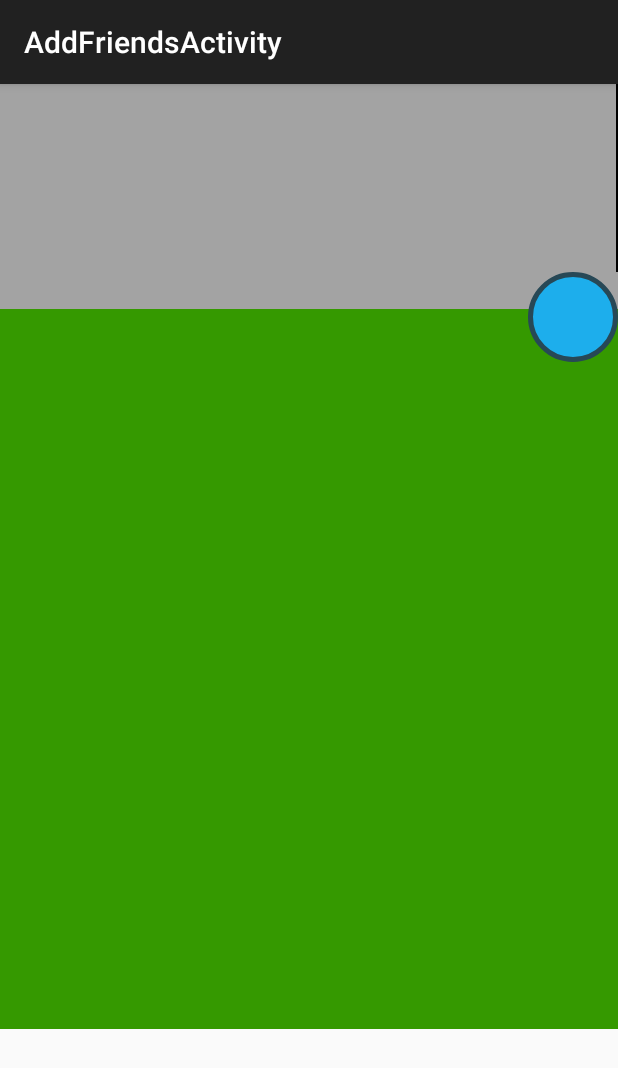
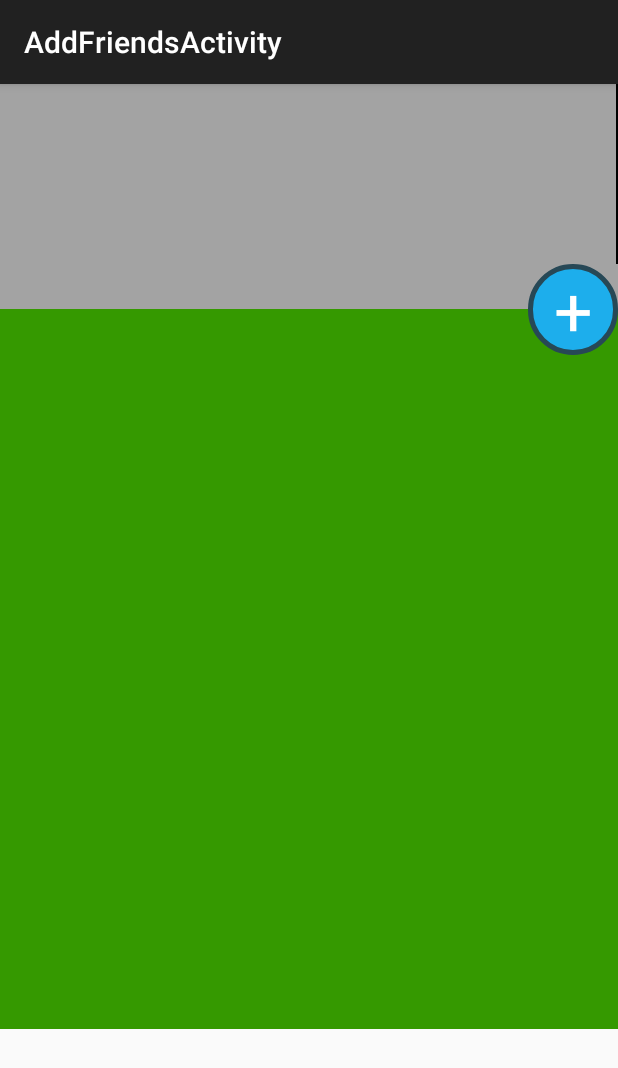
Before and after one commit to vikkyconer/Hisab, an Android app: the AddFriendsFragment screen opened directly, with no data from a screen before it, on a phone screen of 412 x 824 dp. Shown: the top 1068 px of the screen. Run offline under Robolectric (Android 15) with nearby library versions, the phone set to English and light mode, and no system bars; libraries missing offline, so code that uses them is left out: rx.subjects; 1 statement that could not run was skipped.

Commit message:
changed little UI

```diff
--- a/app/src/main/res/drawable-xhdpi/textview_design.xml
+++ b/app/src/main/res/drawable-xhdpi/textview_design.xml
@@ -2,14 +2,14 @@
 <shape xmlns:android="http://schemas.android.com/apk/res/android">
 
     <stroke
-        android:width="3dip"
+        android:width="3dp"
         android:color="@color/darkBlue2" />
 
     <corners
-        android:bottomLeftRadius="30dp"
-        android:bottomRightRadius="30dp"
-        android:topLeftRadius="30dp"
-        android:topRightRadius="30dp" />
+        android:bottomLeftRadius="40dp"
+        android:bottomRightRadius="40dp"
+        android:topLeftRadius="40dp"
+        android:topRightRadius="40dp" />
 
     <size
         android:width="60dp"
--- a/app/src/main/res/layout/activity_main_screen.xml
+++ b/app/src/main/res/layout/activity_main_screen.xml
@@ -23,7 +23,7 @@
             android:layout_width="wrap_content"
             android:layout_height="wrap_content"
             android:layout_centerInParent="true"
-            android:text="+ ADD TRIP"
+            android:text="ADD TRIP"
             android:textColor="@color/white"
             android:textSize="50sp"
             android:typeface="serif" />
--- a/app/src/main/res/layout/add_friends_fragment.xml
+++ b/app/src/main/res/layout/add_friends_fragment.xml
@@ -29,7 +29,7 @@
     <View
         android:id="@+id/below_this"
         android:layout_width="1dp"
-        android:layout_height="125dp"
+        android:layout_height="120dp"
         android:layout_alignParentRight="true"
         android:background="@color/black" />
 
@@ -39,14 +39,25 @@
         android:layout_height="wrap_content"
         android:layout_alignParentRight="true"
         android:layout_below="@id/below_this"
-        android:background="@drawable/textview_design" />
+        android:background="@drawable/textview_design"
+        android:gravity="center"
+        android:text="+"
+        android:textColor="@color/white"
+        android:textSize="45dp" />
+
+    <View
+        android:id="@+id/expenses_below_this"
+        android:layout_width="1dp"
+        android:layout_height="90dp"
+        android:layout_alignParentRight="true"
+        android:background="@color/black" />
 
     <Button
         android:id="@+id/enter_expenses"
         android:layout_width="wrap_content"
         android:layout_height="wrap_content"
-        android:layout_alignParentBottom="true"
-        android:layout_alignParentRight="true"
+        android:layout_below="@id/expenses_below_this"
+        android:layout_toLeftOf="@id/add_friends"
         android:background="@drawable/textview_design"
         android:padding="10dp"
         android:text="EXPENSES"
@@ -57,7 +68,7 @@
         android:id="@+id/compute"
         android:layout_width="wrap_content"
         android:layout_height="wrap_content"
-        android:layout_alignParentBottom="true"
+        android:layout_below="@id/expenses_below_this"
         android:layout_toLeftOf="@id/enter_expenses"
         android:background="@drawable/textview_design"
         android:padding="10dp"
--- a/app/src/main/res/layout/main_screen_fragment.xml
+++ b/app/src/main/res/layout/main_screen_fragment.xml
@@ -23,6 +23,10 @@
         android:layout_alignParentRight="true"
         android:layout_below="@id/below_this"
         android:background="@drawable/textview_design"
+        android:text="+"
+        android:gravity="center"
+        android:textColor="@color/white"
+        android:textSize="45dp"
         android:typeface="serif" />
 
 
```
